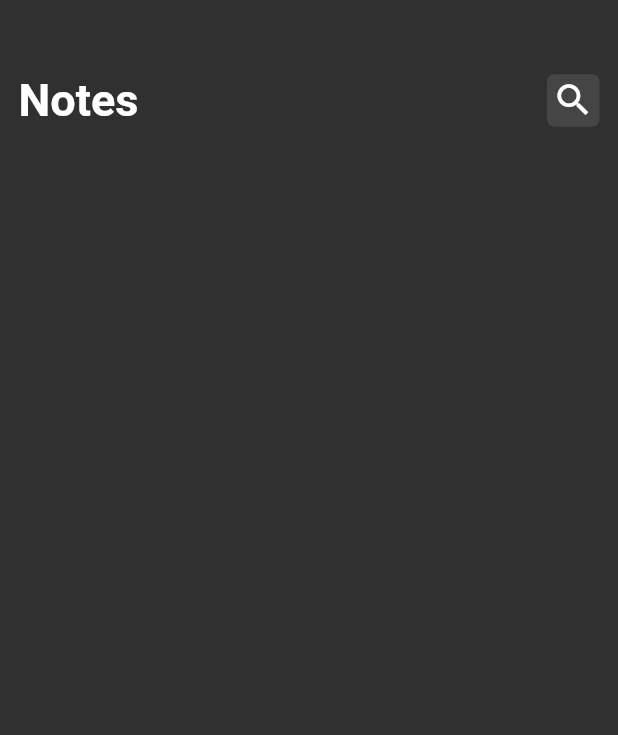
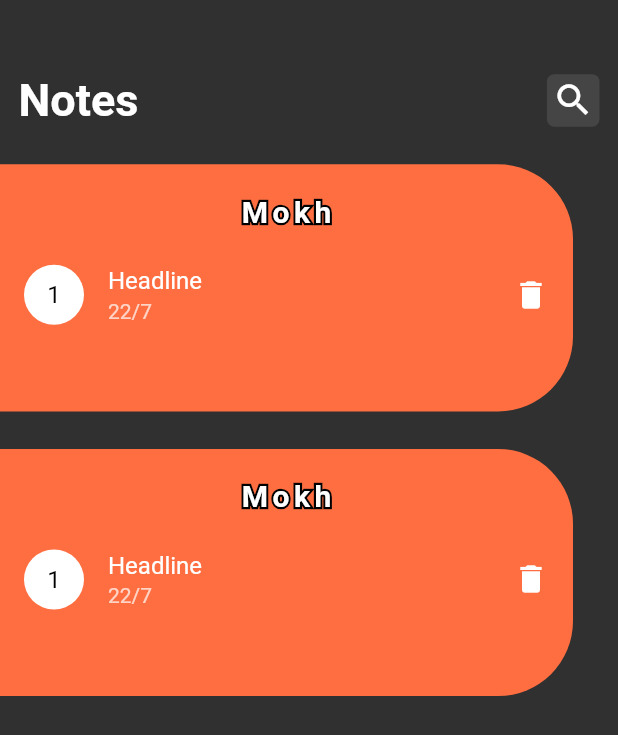
Before and after one commit to elmaghwry1999/notes_app, a Flutter app: the screen it shows after launch, on a phone screen of 412 x 824 dp. Shown: the top 735 px of the screen. Run offline on Flutter 3.47's test engine with Material 2 defaults, Android fonts, the phone set to English and light mode, and no system bars.

Commit message:
add item notes

```diff
--- a/lib/core/utils/styles.dart
+++ b/lib/core/utils/styles.dart
@@ -1,4 +1,5 @@
 import 'package:flutter/cupertino.dart';
+import 'package:flutter/material.dart';
 
 abstract class StyleApp{
   static  const textStyle30=TextStyle(
@@ -8,8 +9,9 @@ abstract class StyleApp{
   );
   static  const textStyle22=TextStyle(
     fontSize: 22,
-    fontWeight: FontWeight.w500,
-    color: Color(0xff000000),
+    color:  Color(0xffd9d8cd),
+    fontWeight: FontWeight.bold,
+
   );
   static  const textStyle18=TextStyle(
     fontSize: 18,
--- a/lib/views/body/notes_view_body.dart
+++ b/lib/views/body/notes_view_body.dart
@@ -1,15 +1,21 @@
 import 'package:flutter/material.dart';
 import 'package:noteapp/views/widgets/custom_appbar.dart';
 
-class NotesViewBody extends StatelessWidget{
+import '../widgets/item_list_notes.dart';
+
+class NotesViewBody extends StatelessWidget {
   const NotesViewBody({Key? key}) : super(key: key);
 
   @override
   Widget build(BuildContext context) {
-      return Column(
-        children:const [
-          CustomAppBar()
-        ],
-      );
+    final height=MediaQuery.of(context).size.height;
+    final width=MediaQuery.of(context).size.height;
+    return Column(
+      children: const[
+         CustomAppBar(),
+        ItemListNotes(),
+        ItemListNotes(),
+      ],
+    );
   }
 }
--- /dev/null
+++ b/lib/views/widgets/item_list_notes.dart
@@ -0,0 +1,46 @@
+import 'package:flutter/material.dart';
+
+import 'main_title_item.dart';
+
+class ItemListNotes extends StatelessWidget {
+  const ItemListNotes({
+    super.key,
+  });
+
+  @override
+  Widget build(BuildContext context) {
+    final height = MediaQuery.of(context).size.height;
+    final width = MediaQuery.of(context).size.width;
+    return Padding(
+      padding: const EdgeInsets.only(top: 25, right: 30),
+      child: Container(
+        height: height * 0.2,
+        width: double.infinity,
+        decoration: const BoxDecoration(
+          color: Colors.deepOrangeAccent,
+          borderRadius: BorderRadius.only(
+            topRight: Radius.circular(50),
+            bottomRight: Radius.circular(50),
+          ),
+        ),
+        child: Padding(
+          padding: const EdgeInsets.symmetric(vertical: 12),
+          child: Column(
+            children:const [
+              Center(
+                child: MainTitleItem(mainTitle: 'Mokh'),
+              ),
+              ListTile(
+                leading: CircleAvatar(child: Text('1'),backgroundColor: Colors.white),
+                title: Text('Headline',maxLines:3 ,overflow: TextOverflow.ellipsis),
+                subtitle: Text('22/7'),
+
+                trailing: Icon(Icons.delete),
+              )
+            ],
+          ),
+        ),
+      ),
+    );
+  }
+}
--- /dev/null
+++ b/lib/views/widgets/main_title_item.dart
@@ -0,0 +1,51 @@
+import 'package:flutter/material.dart';
+
+class MainTitleItem extends StatelessWidget {
+  const MainTitleItem({
+    required this.mainTitle,
+    super.key,
+  });
+
+  final String mainTitle;
+
+  @override
+  Widget build(BuildContext context) {
+    return Padding(
+      padding: const EdgeInsets.all(8.0),
+      child: Stack(
+        alignment: Alignment.topCenter,
+        children: [
+          // Implement the stroke
+          Text(
+            mainTitle,
+            overflow: TextOverflow.ellipsis,
+            maxLines: 1,
+            style: TextStyle(
+              fontSize: 20,
+              letterSpacing: 3,
+              fontWeight: FontWeight.bold,
+              foreground: Paint()
+                ..style = PaintingStyle.stroke
+                ..strokeWidth = 3
+                ..color = Colors.black,
+            ),
+          ),
+          // The text inside
+           Text(
+            mainTitle,
+
+            overflow: TextOverflow.ellipsis,
+            maxLines: 1,
+            style:const  TextStyle(
+              fontSize: 20,
+              letterSpacing: 3,
+              overflow: TextOverflow.ellipsis,
+              fontWeight: FontWeight.bold,
+              color: Colors.white,
+            ),
+          ),
+        ],
+      ),
+    );
+  }
+}
```
